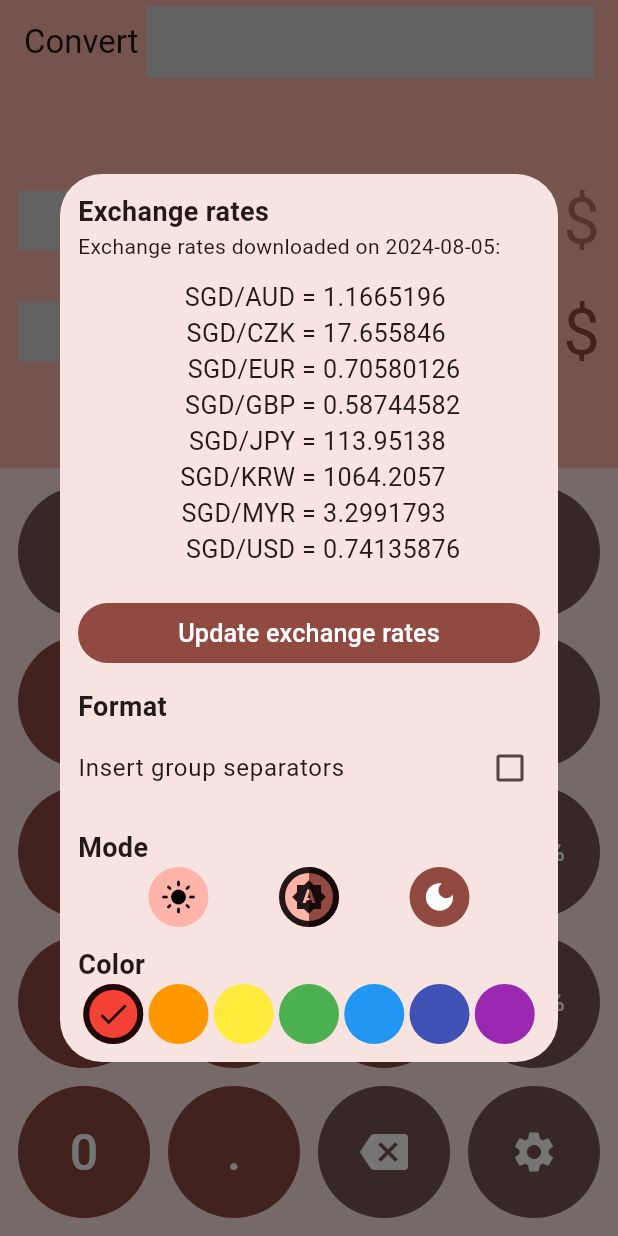
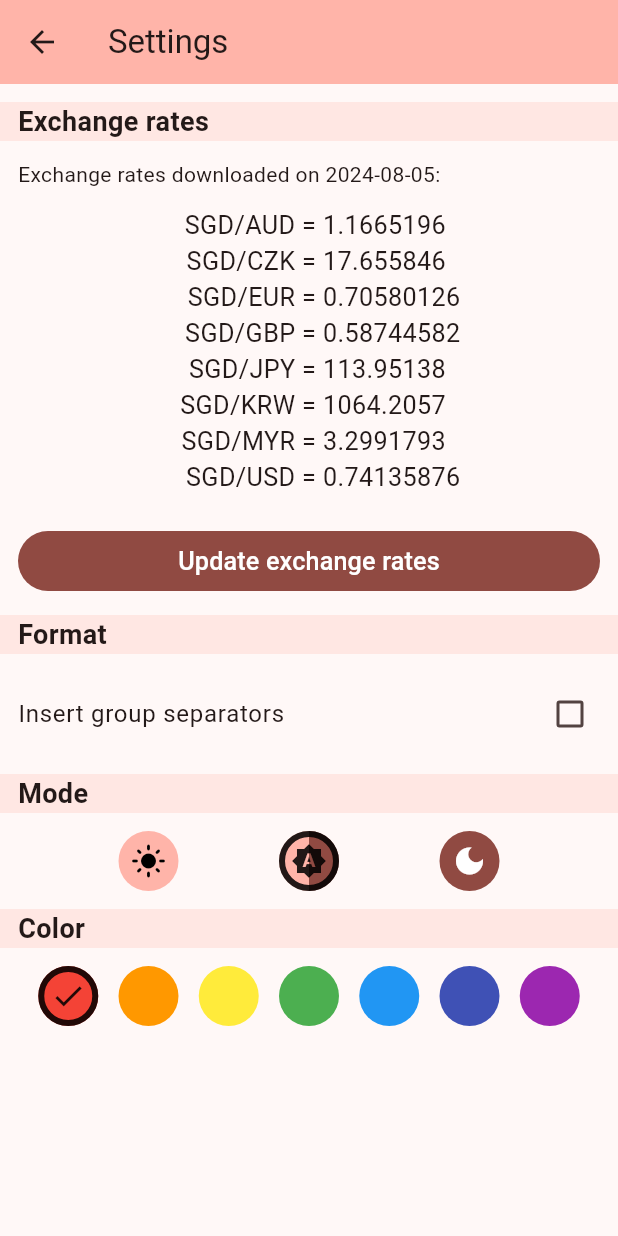
Before and after one commit to hum-ler/convert, a Flutter app: the screen it shows after launch, after a tap on the "settings" icon, on a phone screen of 412 x 824 dp. Run offline on Flutter 3.47's test engine with Material 3 defaults, Android fonts, the phone set to English and light mode, and no system bars; our stand-ins replace decimal, flutter_native_splash, shared_preferences; missing offline and left inert: carousel_slider_plus.

Commit message:
Move settings from a dialog to a page

```diff
--- a/lib/controllers/controller.dart
+++ b/lib/controllers/controller.dart
@@ -3,9 +3,11 @@ import 'package:convert_unit/models/category.dart';
 import 'package:convert_unit/models/unit.dart';
 import 'package:convert_unit/services/persistence_service.dart';
 import 'package:convert_unit/utilities/utilities.dart';
+import 'package:convert_unit/widgets/settings_page.dart';
 import 'package:decimal/decimal.dart';
 import 'package:flutter/material.dart';
 import 'package:flutter/services.dart';
+import 'package:provider/provider.dart';
 
 /// The controller that mutates [AppState].
 class Controller {
@@ -232,4 +234,20 @@ class Controller {
 
   // TODO: update exchange rates.
   void updateExchangeRates() {}
+
+  void openSettingsPage(BuildContext context) {
+    Navigator.of(context).push(
+      MaterialPageRoute(
+        builder: (_) => MultiProvider(
+          providers: [
+            Provider.value(value: context.read<Controller>()),
+            ChangeNotifierProvider.value(
+              value: context.read<AppState>(),
+            ),
+          ],
+          child: const SettingsPage(),
+        ),
+      ),
+    );
+  }
 }
--- a/lib/widgets/keypad.dart
+++ b/lib/widgets/keypad.dart
@@ -1,7 +1,5 @@
 import 'package:convert_unit/controllers/controller.dart';
-import 'package:convert_unit/models/app_state.dart';
 import 'package:convert_unit/widgets/circular_button.dart';
-import 'package:convert_unit/widgets/settings_dialog.dart';
 import 'package:flutter/material.dart';
 import 'package:provider/provider.dart';
 
@@ -162,20 +160,8 @@ class Keypad extends StatelessWidget {
           ),
           CircularButton(
             label: 'Settings',
-            onPressed: () {
-              showDialog(
-                context: context,
-                builder: (_) => MultiProvider(
-                  providers: [
-                    Provider.value(value: context.read<Controller>()),
-                    ChangeNotifierProvider.value(
-                      value: context.read<AppState>(),
-                    ),
-                  ],
-                  child: const SettingsDialog(),
-                ),
-              );
-            },
+            onPressed: () =>
+                context.read<Controller>().openSettingsPage(context),
             useSecondaryColor: true,
             child: const Icon(Icons.settings, size: 32.0),
           ),
--- a/lib/widgets/settings_dialog.dart
+++ /dev/null
@@ -1,53 +0,0 @@
-import 'package:convert_unit/widgets/color_settings.dart';
-import 'package:convert_unit/widgets/exchange_rates_settings.dart';
-import 'package:convert_unit/widgets/format_settings.dart';
-import 'package:convert_unit/widgets/mode_settings.dart';
-import 'package:flutter/material.dart';
-
-/// A dialog box for changing the app settings / options.
-class SettingsDialog extends StatelessWidget {
-  const SettingsDialog({super.key});
-
-  @override
-  Widget build(BuildContext context) {
-    return const SimpleDialog(
-      contentPadding: EdgeInsets.all(12.0),
-      children: [
-        SettingsSection(
-          title: 'Exchange rates',
-          child: ExchangeRatesSettings(),
-        ),
-        SizedBox(height: 12.0),
-        SettingsSection(title: 'Format', child: FormatSettings()),
-        SizedBox(height: 12.0),
-        SettingsSection(title: 'Mode', child: ModeSettings()),
-        SizedBox(height: 12.0),
-        SettingsSection(title: 'Color', child: ColorSettings()),
-      ],
-    );
-  }
-}
-
-class SettingsSection extends StatelessWidget {
-  const SettingsSection({super.key, required this.title, required this.child});
-
-  final String title;
-
-  final Widget child;
-
-  @override
-  Widget build(BuildContext context) {
-    return Column(
-      children: [
-        Align(
-          alignment: Alignment.centerLeft,
-          child: Text(
-            title,
-            style: const TextStyle(fontWeight: FontWeight.bold, fontSize: 18.0),
-          ),
-        ),
-        child,
-      ],
-    );
-  }
-}
--- /dev/null
+++ b/lib/widgets/settings_page.dart
@@ -0,0 +1,72 @@
+import 'package:convert_unit/widgets/color_settings.dart';
+import 'package:convert_unit/widgets/exchange_rates_settings.dart';
+import 'package:convert_unit/widgets/format_settings.dart';
+import 'package:convert_unit/widgets/mode_settings.dart';
+import 'package:flutter/material.dart';
+
+class SettingsPage extends StatelessWidget {
+  const SettingsPage({super.key});
+
+  @override
+  Widget build(BuildContext context) {
+    return Scaffold(
+      appBar: AppBar(
+        backgroundColor: Theme.of(context).colorScheme.inversePrimary,
+        title: Text("Settings"),
+      ),
+      body: Padding(
+        padding: const EdgeInsets.symmetric(vertical: 12.0),
+        child: Column(
+          children: [
+            SettingsSection(
+              title: 'Exchange rates',
+              child: ExchangeRatesSettings(),
+            ),
+            SizedBox(height: 12.0),
+            SettingsSection(title: 'Format', child: FormatSettings()),
+            SizedBox(height: 12.0),
+            SettingsSection(title: 'Mode', child: ModeSettings()),
+            SizedBox(height: 12.0),
+            SettingsSection(title: 'Color', child: ColorSettings()),
+          ],
+        ),
+      ),
+    );
+  }
+}
+
+class SettingsSection extends StatelessWidget {
+  const SettingsSection({super.key, required this.title, required this.child});
+
+  final String title;
+
+  final Widget child;
+
+  @override
+  Widget build(BuildContext context) {
+    return Column(
+      children: [
+        Container(
+          color: Theme.of(context).colorScheme.inversePrimary.withAlpha(64),
+          child: Padding(
+            padding: const EdgeInsets.symmetric(horizontal: 12.0),
+            child: Align(
+              alignment: Alignment.centerLeft,
+              child: Text(
+                title,
+                style: const TextStyle(
+                  fontWeight: FontWeight.bold,
+                  fontSize: 18.0,
+                ),
+              ),
+            ),
+          ),
+        ),
+        Padding(
+          padding: const EdgeInsets.only(left: 12.0, right: 12.0, top: 12.0),
+          child: child,
+        ),
+      ],
+    );
+  }
+}
```
Also changed, not shown: 4 other files.
